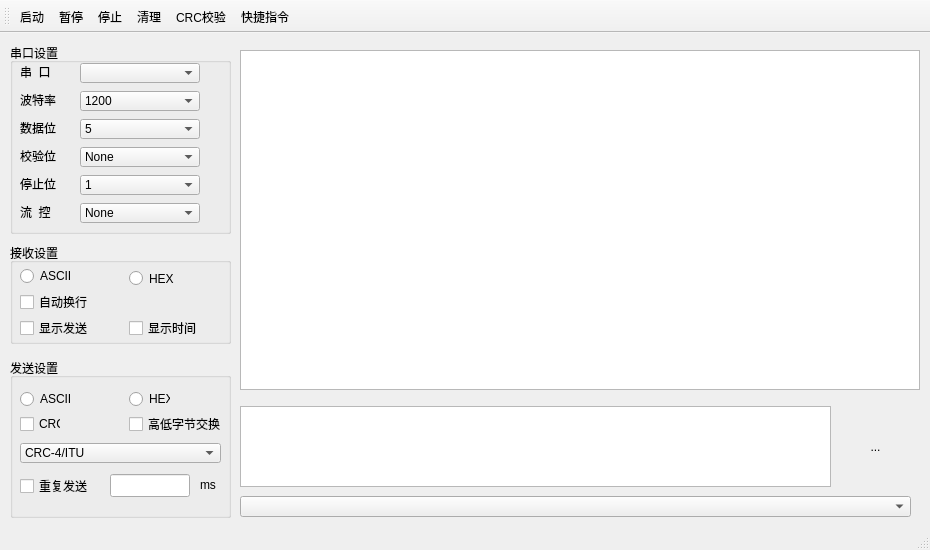
First picture: the form in mainwindow.ui, repository mghcool/SerialPortTool, before the edit.
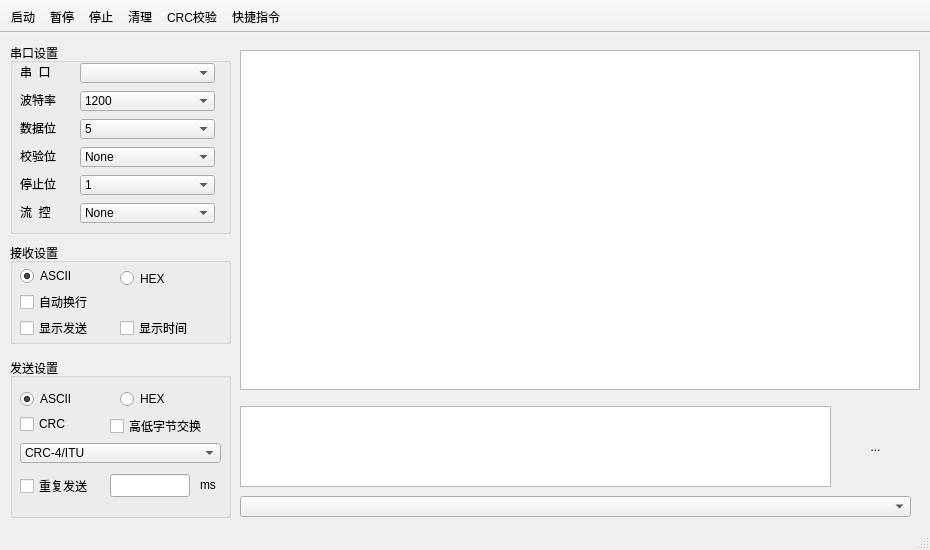
Second picture: the form after the edit. Icons and pictures are not drawn.

```diff
--- a/mainwindow.ui
+++ b/mainwindow.ui
@@ -12,7 +12,7 @@
   </property>
   <property name="minimumSize">
    <size>
-    <width>650</width>
+    <width>930</width>
     <height>550</height>
    </size>
   </property>
@@ -40,7 +40,7 @@
       <rect>
        <x>10</x>
        <y>21</y>
-       <width>36</width>
+       <width>50</width>
        <height>16</height>
       </rect>
      </property>
@@ -59,7 +59,7 @@
       <rect>
        <x>10</x>
        <y>105</y>
-       <width>36</width>
+       <width>50</width>
        <height>16</height>
       </rect>
      </property>
@@ -72,7 +72,7 @@
       <rect>
        <x>10</x>
        <y>77</y>
-       <width>36</width>
+       <width>50</width>
        <height>16</height>
       </rect>
      </property>
@@ -85,7 +85,7 @@
       <rect>
        <x>10</x>
        <y>49</y>
-       <width>36</width>
+       <width>50</width>
        <height>16</height>
       </rect>
      </property>
@@ -98,7 +98,7 @@
       <rect>
        <x>10</x>
        <y>133</y>
-       <width>36</width>
+       <width>50</width>
        <height>16</height>
       </rect>
      </property>
@@ -111,7 +111,7 @@
       <rect>
        <x>10</x>
        <y>161</y>
-       <width>36</width>
+       <width>50</width>
        <height>16</height>
       </rect>
      </property>
@@ -124,7 +124,7 @@
       <rect>
        <x>70</x>
        <y>20</y>
-       <width>120</width>
+       <width>135</width>
        <height>20</height>
       </rect>
      </property>
@@ -134,7 +134,7 @@
       <rect>
        <x>70</x>
        <y>104</y>
-       <width>120</width>
+       <width>135</width>
        <height>20</height>
       </rect>
      </property>
@@ -169,7 +169,7 @@
       <rect>
        <x>70</x>
        <y>48</y>
-       <width>120</width>
+       <width>135</width>
        <height>20</height>
       </rect>
      </property>
@@ -219,7 +219,7 @@
       <rect>
        <x>70</x>
        <y>76</y>
-       <width>120</width>
+       <width>135</width>
        <height>20</height>
       </rect>
      </property>
@@ -249,7 +249,7 @@
       <rect>
        <x>70</x>
        <y>160</y>
-       <width>120</width>
+       <width>135</width>
        <height>20</height>
       </rect>
      </property>
@@ -274,7 +274,7 @@
       <rect>
        <x>70</x>
        <y>132</y>
-       <width>120</width>
+       <width>135</width>
        <height>20</height>
       </rect>
      </property>
@@ -310,7 +310,7 @@
     <widget class="QRadioButton" name="radioRxHex">
      <property name="geometry">
       <rect>
-       <x>119</x>
+       <x>110</x>
        <y>25</y>
        <width>71</width>
        <height>21</height>
@@ -325,20 +325,28 @@
       <rect>
        <x>10</x>
        <y>25</y>
-       <width>53</width>
+       <width>71</width>
        <height>16</height>
       </rect>
      </property>
+     <property name="font">
+      <font>
+       <italic>false</italic>
+      </font>
+     </property>
      <property name="text">
       <string>ASCII</string>
      </property>
+     <property name="checked">
+      <bool>true</bool>
+     </property>
     </widget>
     <widget class="QCheckBox" name="cbxWordWrap">
      <property name="geometry">
       <rect>
        <x>10</x>
        <y>51</y>
-       <width>71</width>
+       <width>101</width>
        <height>16</height>
       </rect>
      </property>
@@ -349,9 +357,9 @@
     <widget class="QCheckBox" name="cbxShowTime">
      <property name="geometry">
       <rect>
-       <x>119</x>
+       <x>110</x>
        <y>77</y>
-       <width>71</width>
+       <width>91</width>
        <height>16</height>
       </rect>
      </property>
@@ -364,7 +372,7 @@
       <rect>
        <x>10</x>
        <y>77</y>
-       <width>71</width>
+       <width>91</width>
        <height>16</height>
       </rect>
      </property>
@@ -388,9 +396,9 @@
     <widget class="QRadioButton" name="radioTxHex">
      <property name="geometry">
       <rect>
-       <x>119</x>
+       <x>110</x>
        <y>33</y>
-       <width>41</width>
+       <width>71</width>
        <height>16</height>
       </rect>
      </property>
@@ -432,7 +440,7 @@
       <rect>
        <x>10</x>
        <y>58</y>
-       <width>41</width>
+       <width>71</width>
        <height>16</height>
       </rect>
      </property>
@@ -443,15 +451,18 @@
     <widget class="QCheckBox" name="cbxCRCExchange">
      <property name="geometry">
       <rect>
-       <x>119</x>
-       <y>58</y>
-       <width>95</width>
+       <x>100</x>
+       <y>60</y>
+       <width>121</width>
        <height>16</height>
       </rect>
      </property>
      <property name="text">
       <string>高低字节交换</string>
      </property>
+     <property name="checkable">
+      <bool>true</bool>
+     </property>
     </widget>
     <widget class="QComboBox" name="cmbCRCType">
      <property name="geometry">
@@ -573,7 +584,7 @@
       <rect>
        <x>10</x>
        <y>120</y>
-       <width>71</width>
+       <width>91</width>
        <height>16</height>
       </rect>
      </property>
@@ -586,13 +597,16 @@
       <rect>
        <x>10</x>
        <y>33</y>
-       <width>53</width>
+       <width>71</width>
        <height>16</height>
       </rect>
      </property>
      <property name="text">
       <string>ASCII</string>
      </property>
+     <property name="checked">
+      <bool>true</bool>
+     </property>
     </widget>
    </widget>
    <widget class="QTextBrowser" name="textShowRx">
@@ -687,6 +701,9 @@
    <property name="windowTitle">
     <string>toolBar</string>
    </property>
+   <property name="movable">
+    <bool>false</bool>
+   </property>
    <property name="iconSize">
     <size>
      <width>40</width>
```
Left out of the diff: 6 changed lines with no effect on the pictures.
